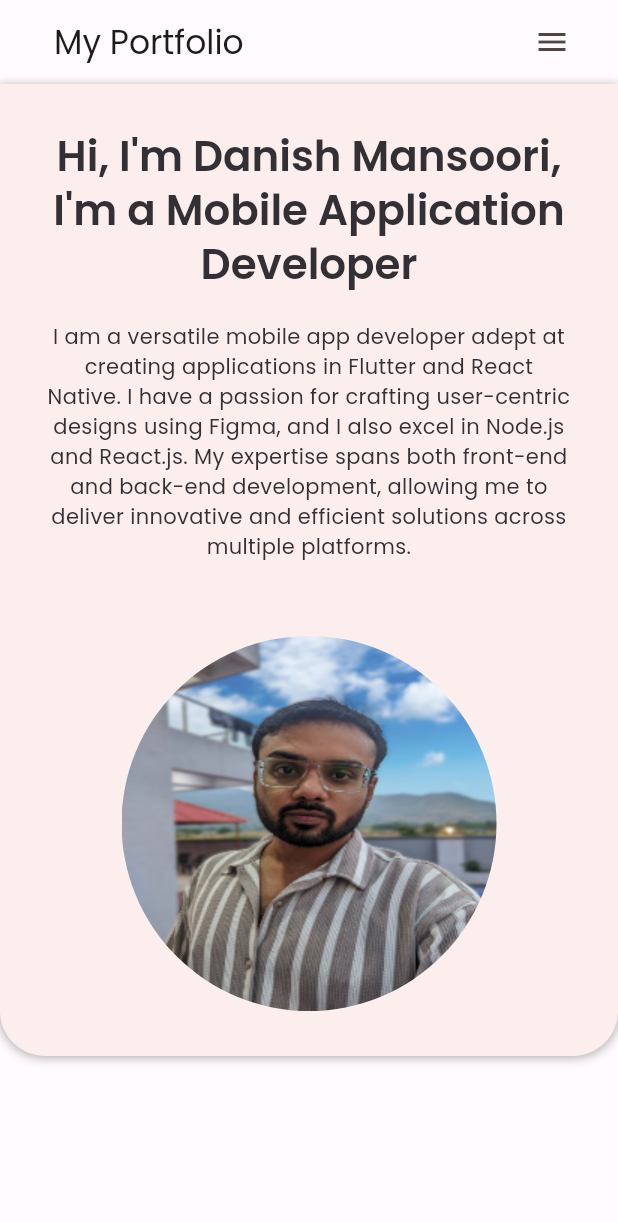
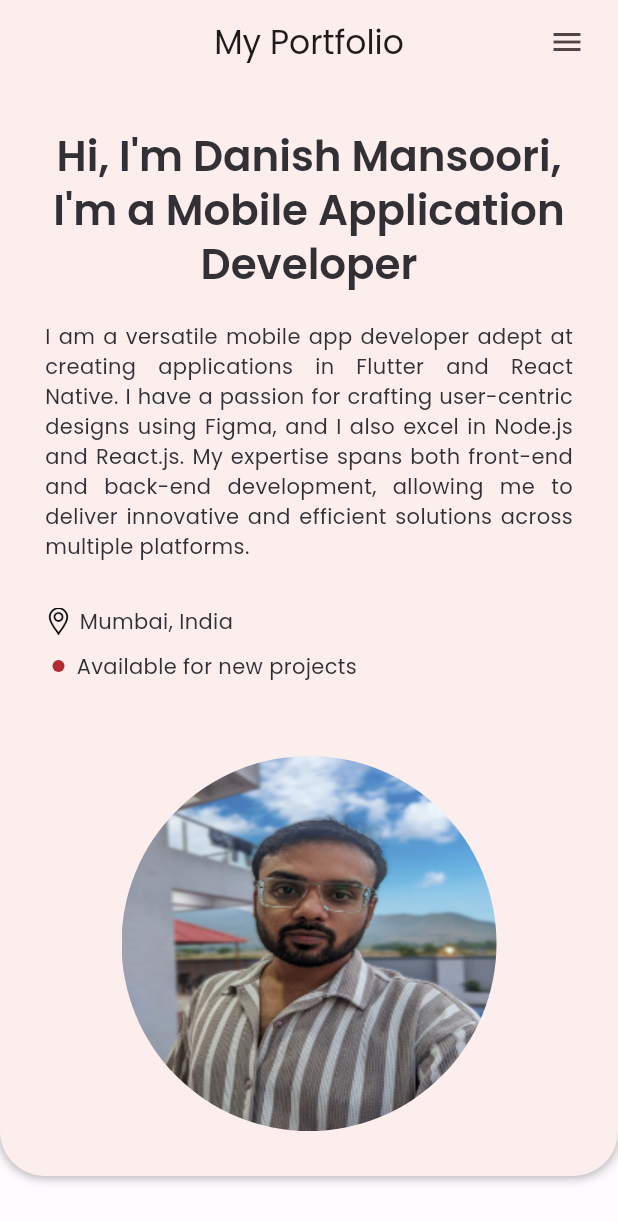
Before and after one commit to M-Dnny/portfolio, a Flutter app: the screen it shows after launch, on a phone screen of 412 x 824 dp. Shown: the top 1222 px of the screen. Run offline on Flutter 3.47's test engine with Material 3 defaults, Android fonts, the phone set to English and light mode, and no system bars; our stand-ins replace flutter_riverpod, go_router, google_fonts, responsive_framework.

Commit message:
added location marker other uis

```diff
--- a/lib/views/home/home.dart
+++ b/lib/views/home/home.dart
@@ -81,17 +81,44 @@
                         const SizedBox(height: 20),
                         Text(
                           profileText,
-                          textAlign:
-                              isMobile ? TextAlign.center : TextAlign.left,
+                          textAlign: TextAlign.justify,
                           style: Theme.of(context).textTheme.bodyMedium,
                         ),
+                        const SizedBox(height: 30),
+                        Row(
+                            crossAxisAlignment: CrossAxisAlignment.center,
+                            children: [
+                              Image.asset(
+                                'assets/icons/location.png',
+                                width: 18,
+                                height: 18,
+                              ),
+                              const SizedBox(width: 5),
+                              const Text("Mumbai, India")
+                            ]),
+                        const SizedBox(height: 10),
+                        Row(
+                            crossAxisAlignment: CrossAxisAlignment.center,
+                            children: [
+                              const SizedBox(width: 5),
+                              Container(
+                                decoration: BoxDecoration(
+                                  color: context.colorScheme.primary,
+                                  borderRadius: BorderRadius.circular(10),
+                                ),
+                                height: 8,
+                                width: 8,
+                              ),
+                              const SizedBox(width: 8),
+                              const Text("Available for new projects")
+                            ])
                       ],
                     ),
                   )),
               ResponsiveRowColumnItem(
                   rowFlex: 1,
                   child: ClipRRect(
-                    borderRadius: BorderRadius.circular(300),
+                    borderRadius: BorderRadius.circular(150),
                     child: Image.asset(
                         cacheHeight: 250,
                         cacheWidth: 250,
--- a/lib/widget/header/navbar.dart
+++ b/lib/widget/header/navbar.dart
@@ -94,20 +94,21 @@
 class _MobileNavbarState extends ConsumerState<MobileNavbar> {
   @override
   Widget build(BuildContext context) {
-    return Padding(
-      padding: const EdgeInsets.symmetric(horizontal: 20),
-      child: AppBar(
+    return AppBar(
       title: const Text("My Portfolio"),
       automaticallyImplyLeading: false,
-        forceMaterialTransparency: true,
+      centerTitle: true,
+      scrolledUnderElevation: 0,
+      elevation: 0,
+      backgroundColor: Theme.of(context).colorScheme.onInverseSurface,
       actions: [
         IconButton(
             onPressed: () {
               Scaffold.of(context).openEndDrawer();
             },
-              icon: const Icon(Icons.menu))
+            icon: const Icon(Icons.menu)),
+        const SizedBox(width: 10),
       ],
-      ),
     );
   }
 }
--- a/pubspec.yaml
+++ b/pubspec.yaml
@@ -37,4 +37,5 @@
   assets:
     - assets/drawer/
     - assets/images/
+    - assets/icons/
     - assets/
```
Also changed, not shown: assets/icons/location.png (added), pubspec.lock. Lines whose indentation alone changed are shown as unchanged.
